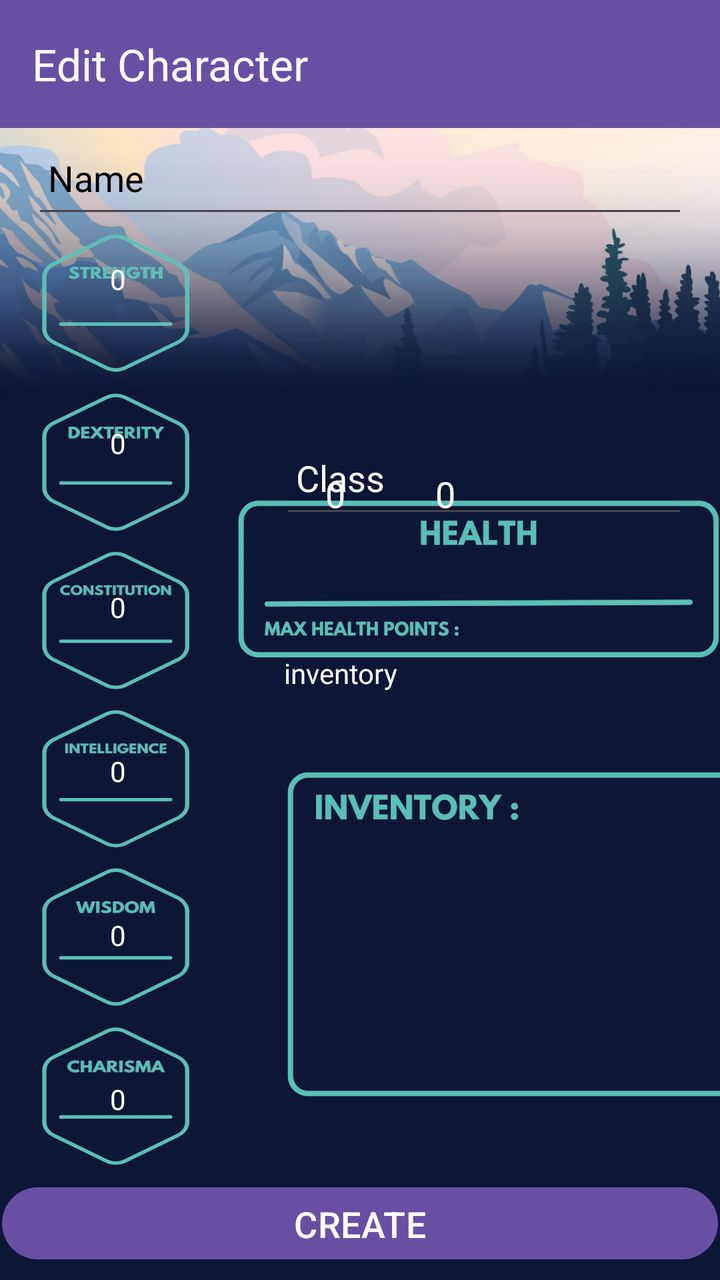
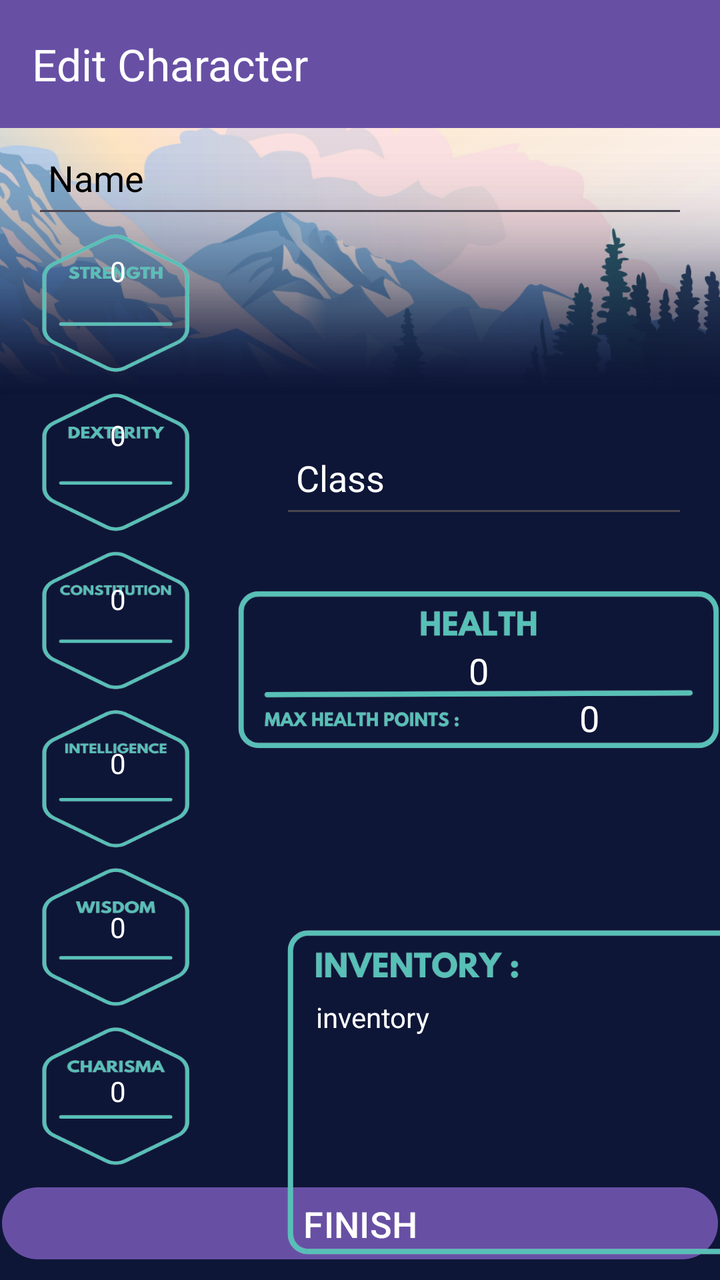

An Android layout rendered at two revisions. The XML below is the earlier revision; the diff shows what the commit changed to produce the second picture.
<!-- AndroidManifest.xml: application theme Theme.Tavernia -->
<!-- res/layout/activity_edit_sheet.xml -->
<?xml version="1.0" encoding="utf-8"?>
<androidx.constraintlayout.widget.ConstraintLayout xmlns:android="http://schemas.android.com/apk/res/android"
    xmlns:app="http://schemas.android.com/apk/res-auto"
    xmlns:tools="http://schemas.android.com/tools"
    android:id="@+id/main"
    android:layout_width="match_parent"
    android:layout_height="match_parent"
    android:background="@drawable/bg_page_creation"
    android:orientation="vertical"
    tools:context=".CreateSheetActivity">

    <androidx.constraintlayout.widget.ConstraintLayout
        android:id="@+id/constraintLayout"
        android:layout_width="118dp"
        android:layout_height="0dp"
        android:layout_marginStart="16dp"
        android:layout_marginBottom="57dp"
        android:background="@drawable/caracteristics"
        app:layout_constraintBottom_toBottomOf="parent"
        app:layout_constraintStart_toStartOf="@+id/sheet_creation_intelligence"
        app:layout_constraintTop_toBottomOf="@+id/sheet_edit_name">

        <EditText
            android:id="@+id/sheet_edit_charisma"
            android:layout_width="match_parent"
            android:layout_height="50dp"
            android:layout_marginTop="16dp"
            android:layout_marginBottom="16dp"
            android:background="@android:color/transparent"
            android:ems="10"
            android:hint="0"
            android:inputType="number"
            android:padding="8dp"
            android:textAlignment="center"
            android:textColor="@color/white"
            android:textColorHint="@color/white"
            android:textSize="14sp"
            app:layout_constraintBottom_toBottomOf="parent"
            app:layout_constraintTop_toBottomOf="@+id/sheet_edit_wisdom"
            tools:layout_editor_absoluteX="16dp" />

        <EditText
            android:id="@+id/sheet_edit_strength"
            android:layout_width="match_parent"
            android:layout_height="50dp"
            android:layout_marginTop="8dp"
            android:layout_marginBottom="16dp"
            android:background="@android:color/transparent"
            android:ems="10"
            android:hint="0"
            android:inputType="number"
            android:padding="8dp"
            android:textAlignment="center"
            android:textColor="@color/white"
            android:textColorHint="@color/white"
            android:textSize="14sp"
            app:layout_constraintBottom_toTopOf="@+id/sheet_edit_dexterity"
            app:layout_constraintTop_toTopOf="parent"
            tools:layout_editor_absoluteX="16dp" />

        <EditText
            android:id="@+id/sheet_edit_dexterity"
            android:layout_width="match_parent"
            android:layout_height="50dp"
            android:layout_marginTop="16dp"
            android:layout_marginBottom="16dp"
            android:background="@android:color/transparent"
            android:ems="10"
            android:hint="0"
            android:inputType="number"
            android:padding="8dp"
            android:textAlignment="center"
            android:textColor="@color/white"
            android:textColorHint="@color/white"
            android:textSize="14sp"
            app:layout_constraintBottom_toTopOf="@+id/sheet_edit_constitution"
            app:layout_constraintTop_toBottomOf="@+id/sheet_edit_strength"
            tools:layout_editor_absoluteX="16dp" />

        <EditText
            android:id="@+id/sheet_edit_constitution"
            android:layout_width="match_parent"
            android:layout_height="50dp"
            android:layout_marginTop="16dp"
            android:layout_marginBottom="16dp"
            android:background="@android:color/transparent"
            android:ems="10"
            android:hint="0"
            android:inputType="number"
            android:padding="8dp"
            android:textAlignment="center"
            android:textColor="@color/white"
            android:textColorHint="@color/white"
            android:textSize="14sp"
            app:layout_constraintBottom_toTopOf="@+id/sheet_edit_intelligence"
            app:layout_constraintTop_toBottomOf="@+id/sheet_edit_dexterity"
            tools:layout_editor_absoluteX="0dp" />

        <EditText
            android:id="@+id/sheet_edit_intelligence"
            android:layout_width="match_parent"
            android:layout_height="50dp"
            android:layout_marginTop="16dp"
            android:layout_marginBottom="16dp"
            android:background="@android:color/transparent"
            android:ems="10"
            android:hint="0"
            android:inputType="number"
            android:padding="8dp"
            android:textAlignment="center"
            android:textColor="@color/white"
            android:textColorHint="@color/white"
            android:textSize="14sp"
            app:layout_constraintBottom_toTopOf="@+id/sheet_edit_wisdom"
            app:layout_constraintTop_toBottomOf="@+id/sheet_edit_constitution"
            tools:layout_editor_absoluteX="0dp" />

        <EditText
            android:id="@+id/sheet_edit_wisdom"
            android:layout_width="match_parent"
            android:layout_height="50dp"
            android:layout_marginTop="16dp"
            android:layout_marginBottom="16dp"
            android:background="@android:color/transparent"
            android:ems="10"
            android:hint="0"
            android:inputType="number"
            android:padding="8dp"
            android:textAlignment="center"
            android:textColor="@color/white"
            android:textColorHint="@color/white"
            android:textSize="14sp"
            app:layout_constraintBottom_toTopOf="@+id/sheet_edit_charisma"
            app:layout_constraintTop_toBottomOf="@+id/sheet_edit_intelligence"
            tools:layout_editor_absoluteX="0dp" />
    </androidx.constraintlayout.widget.ConstraintLayout>

    <Button
        android:id="@+id/sheet_creation_button"
        android:layout_width="358dp"
        android:layout_height="44dp"
        android:layout_marginStart="16dp"
        android:layout_marginTop="16dp"
        android:layout_marginEnd="16dp"
        android:layout_marginBottom="16dp"
        android:text="CREATE"
        android:textSize="18sp"
        app:layout_constraintBottom_toBottomOf="parent"
        app:layout_constraintEnd_toEndOf="parent"
        app:layout_constraintStart_toStartOf="parent"
        app:layout_constraintTop_toBottomOf="@+id/constraintLayout" />

    <androidx.appcompat.widget.Toolbar
        android:id="@+id/toolbar"
        android:layout_width="match_parent"
        android:layout_height="wrap_content"
        android:background="?attr/colorPrimary"
        android:elevation="4dp"
        android:theme="@style/ThemeOverlay.AppCompat.Dark.ActionBar"
        app:title="Edit Character"
        app:titleTextColor="@android:color/white" />

    <EditText
        android:id="@+id/sheet_edit_name"
        android:layout_width="match_parent"
        android:layout_height="50dp"
        android:layout_marginStart="16dp"
        android:layout_marginEnd="16dp"
        android:hint="Name"
        android:padding="8dp"
        android:textColor="@color/black"
        android:textColorHint="@color/black"
        app:layout_constraintEnd_toEndOf="parent"
        app:layout_constraintStart_toStartOf="parent"
        app:layout_constraintTop_toBottomOf="@+id/toolbar" />

    <EditText
        android:id="@+id/sheet_edit_class"
        android:layout_width="match_parent"
        android:layout_height="50dp"
        android:layout_marginStart="140dp"
        android:layout_marginTop="100dp"
        android:layout_marginEnd="16dp"
        android:hint="Class"
        android:padding="8dp"
        android:textColor="@color/white"
        android:textColorHint="@color/white"
        app:layout_constraintEnd_toEndOf="parent"
        app:layout_constraintStart_toStartOf="parent"
        app:layout_constraintTop_toBottomOf="@+id/sheet_edit_name" />

    <androidx.constraintlayout.widget.ConstraintLayout
        android:id="@+id/constraintLayout3"
        android:layout_width="243dp"
        android:layout_height="110dp"
        android:layout_marginStart="16dp"
        android:layout_marginTop="16dp"
        android:layout_marginEnd="16dp"
        android:layout_marginBottom="290dp"
        app:layout_constraintBottom_toTopOf="@+id/sheet_creation_button"
        app:layout_constraintEnd_toEndOf="parent"
        app:layout_constraintStart_toEndOf="@+id/constraintLayout"
        app:layout_constraintTop_toBottomOf="@+id/sheet_edit_class">

        <ImageView
            android:id="@+id/imageView2"
            android:layout_width="wrap_content"
            android:layout_height="wrap_content"
            app:layout_constraintEnd_toEndOf="parent"
            app:layout_constraintHorizontal_bias="0.0"
            app:layout_constraintStart_toStartOf="parent"
            app:srcCompat="@drawable/health"
            tools:layout_editor_absoluteY="0dp" />

        <EditText
            android:id="@+id/sheet_edit_hp"
            android:layout_width="wrap_content"
            android:layout_height="wrap_content"
            android:background="@android:color/transparent"
            android:ems="10"
            android:hint="0"
            android:inputType="text"
            android:textAlignment="center"
            android:textColor="@color/white"
            android:textColorHint="@color/white"
            tools:layout_editor_absoluteX="16dp"
            tools:layout_editor_absoluteY="43dp" />

        <EditText
            android:id="@+id/sheet_edit_max_hp"
            android:layout_width="100dp"
            android:layout_height="wrap_content"
            android:background="@android:color/transparent"
            android:ems="10"
            android:hint="0"
            android:inputType="text"
            android:textAlignment="center"
            android:textColor="@color/white"
            android:textColorHint="@color/white"
            tools:layout_editor_absoluteX="126dp"
            tools:layout_editor_absoluteY="67dp" />
    </androidx.constraintlayout.widget.ConstraintLayout>

    <androidx.constraintlayout.widget.ConstraintLayout
        android:layout_width="248dp"
        android:layout_height="280dp"
        android:layout_marginStart="24dp"
        android:layout_marginTop="16dp"
        android:layout_marginEnd="24dp"
        android:layout_marginBottom="16dp"
        app:layout_constraintBottom_toTopOf="@+id/sheet_creation_button"
        app:layout_constraintEnd_toEndOf="parent"
        app:layout_constraintHorizontal_bias="0.0"
        app:layout_constraintStart_toEndOf="@+id/constraintLayout"
        app:layout_constraintTop_toBottomOf="@+id/constraintLayout3">

        <EditText
            android:id="@+id/inventory2"
            android:layout_width="219dp"
            android:layout_height="112dp"
            android:background="@android:color/transparent"
            android:ems="10"
            android:gravity="start|top"
            android:hint="inventory"
            android:inputType="textMultiLine"
            android:textColorHint="@color/white"
            android:textSize="14sp"
            tools:layout_editor_absoluteX="13dp"
            tools:layout_editor_absoluteY="93dp" />

        <ImageView
            android:id="@+id/imageView3"
            android:layout_width="wrap_content"
            android:layout_height="wrap_content"
            app:srcCompat="@drawable/inventory"
            tools:layout_editor_absoluteX="0dp"
            tools:layout_editor_absoluteY="0dp" />
    </androidx.constraintlayout.widget.ConstraintLayout>

</androidx.constraintlayout.widget.ConstraintLayout>
<!-- resources referenced by this layout -->
<resources>
  <color name="black">#FF000000</color>
  <color name="white">#FFFFFFFF</color>
  <!-- drawable bg_page_creation: png bitmap (drawable, 342450 bytes) -->
  <!-- drawable caracteristics: png bitmap (drawable, 75845 bytes) -->
  <!-- drawable health: png bitmap (drawable, 15542 bytes) -->
  <!-- drawable inventory: png bitmap (drawable, 14471 bytes) -->
  <style name="Theme.Tavernia" parent="Base.Theme.Tavernia" />
  <style name="Base.Theme.Tavernia" parent="Theme.Material3.DayNight.NoActionBar">
          
          
      </style>
</resources>

<!-- the commit's change to res/layout/activity_edit_sheet.xml (unified diff, before → after) -->
@@ -36,14 +36,13 @@
             android:textColorHint="@color/white"
             android:textSize="14sp"
             app:layout_constraintBottom_toBottomOf="parent"
-            app:layout_constraintTop_toBottomOf="@+id/sheet_edit_wisdom"
-            tools:layout_editor_absoluteX="16dp" />
+            app:layout_constraintStart_toStartOf="parent"
+            app:layout_constraintTop_toBottomOf="@+id/sheet_edit_wisdom" />
 
         <EditText
             android:id="@+id/sheet_edit_strength"
             android:layout_width="match_parent"
             android:layout_height="50dp"
-            android:layout_marginTop="8dp"
             android:layout_marginBottom="16dp"
             android:background="@android:color/transparent"
             android:ems="10"
@@ -55,8 +54,8 @@
             android:textColorHint="@color/white"
             android:textSize="14sp"
             app:layout_constraintBottom_toTopOf="@+id/sheet_edit_dexterity"
-            app:layout_constraintTop_toTopOf="parent"
-            tools:layout_editor_absoluteX="16dp" />
+            app:layout_constraintStart_toStartOf="parent"
+            app:layout_constraintTop_toTopOf="parent" />
 
         <EditText
             android:id="@+id/sheet_edit_dexterity"
@@ -74,8 +73,8 @@
             android:textColorHint="@color/white"
             android:textSize="14sp"
             app:layout_constraintBottom_toTopOf="@+id/sheet_edit_constitution"
-            app:layout_constraintTop_toBottomOf="@+id/sheet_edit_strength"
-            tools:layout_editor_absoluteX="16dp" />
+            app:layout_constraintStart_toStartOf="parent"
+            app:layout_constraintTop_toBottomOf="@+id/sheet_edit_strength" />
 
         <EditText
             android:id="@+id/sheet_edit_constitution"
@@ -93,8 +92,8 @@
             android:textColorHint="@color/white"
             android:textSize="14sp"
             app:layout_constraintBottom_toTopOf="@+id/sheet_edit_intelligence"
-            app:layout_constraintTop_toBottomOf="@+id/sheet_edit_dexterity"
-            tools:layout_editor_absoluteX="0dp" />
+            app:layout_constraintStart_toStartOf="parent"
+            app:layout_constraintTop_toBottomOf="@+id/sheet_edit_dexterity" />
 
         <EditText
             android:id="@+id/sheet_edit_intelligence"
@@ -112,8 +111,8 @@
             android:textColorHint="@color/white"
             android:textSize="14sp"
             app:layout_constraintBottom_toTopOf="@+id/sheet_edit_wisdom"
-            app:layout_constraintTop_toBottomOf="@+id/sheet_edit_constitution"
-            tools:layout_editor_absoluteX="0dp" />
+            app:layout_constraintStart_toStartOf="parent"
+            app:layout_constraintTop_toBottomOf="@+id/sheet_edit_constitution" />
 
         <EditText
             android:id="@+id/sheet_edit_wisdom"
@@ -131,19 +130,19 @@
             android:textColorHint="@color/white"
             android:textSize="14sp"
             app:layout_constraintBottom_toTopOf="@+id/sheet_edit_charisma"
-            app:layout_constraintTop_toBottomOf="@+id/sheet_edit_intelligence"
-            tools:layout_editor_absoluteX="0dp" />
+            app:layout_constraintStart_toStartOf="parent"
+            app:layout_constraintTop_toBottomOf="@+id/sheet_edit_intelligence" />
     </androidx.constraintlayout.widget.ConstraintLayout>
 
     <Button
-        android:id="@+id/sheet_creation_button"
+        android:id="@+id/sheet_editing_button"
         android:layout_width="358dp"
         android:layout_height="44dp"
         android:layout_marginStart="16dp"
         android:layout_marginTop="16dp"
         android:layout_marginEnd="16dp"
         android:layout_marginBottom="16dp"
-        android:text="CREATE"
+        android:text="FINISH"
         android:textSize="18sp"
         app:layout_constraintBottom_toBottomOf="parent"
         app:layout_constraintEnd_toEndOf="parent"
@@ -210,12 +209,14 @@
             app:layout_constraintHorizontal_bias="0.0"
             app:layout_constraintStart_toStartOf="parent"
             app:srcCompat="@drawable/health"
-            tools:layout_editor_absoluteY="0dp" />
+            tools:layout_editor_absoluteY="0dp"
+            tools:ignore="MissingConstraints" />
 
         <EditText
             android:id="@+id/sheet_edit_hp"
             android:layout_width="wrap_content"
             android:layout_height="wrap_content"
+            android:layout_marginTop="40dp"
             android:background="@android:color/transparent"
             android:ems="10"
             android:hint="0"
@@ -223,8 +224,12 @@
             android:textAlignment="center"
             android:textColor="@color/white"
             android:textColorHint="@color/white"
-            tools:layout_editor_absoluteX="16dp"
-            tools:layout_editor_absoluteY="43dp" />
+            app:layout_constraintBottom_toBottomOf="parent"
+            app:layout_constraintEnd_toEndOf="@+id/imageView2"
+            app:layout_constraintStart_toStartOf="@+id/imageView2"
+            app:layout_constraintTop_toTopOf="@+id/imageView2"
+            app:layout_constraintVertical_bias="0.065"
+            tools:ignore="MissingConstraints" />
 
         <EditText
             android:id="@+id/sheet_edit_max_hp"
@@ -237,8 +242,13 @@
             android:textAlignment="center"
             android:textColor="@color/white"
             android:textColorHint="@color/white"
-            tools:layout_editor_absoluteX="126dp"
-            tools:layout_editor_absoluteY="67dp" />
+            app:layout_constraintBottom_toBottomOf="parent"
+            app:layout_constraintEnd_toEndOf="@+id/imageView2"
+            app:layout_constraintHorizontal_bias="0.888"
+            app:layout_constraintStart_toStartOf="@+id/imageView2"
+            app:layout_constraintTop_toTopOf="@+id/imageView2"
+            app:layout_constraintVertical_bias="0.779"
+            tools:ignore="MissingConstraints" />
     </androidx.constraintlayout.widget.ConstraintLayout>
 
     <androidx.constraintlayout.widget.ConstraintLayout
@@ -254,8 +264,16 @@
         app:layout_constraintStart_toEndOf="@+id/constraintLayout"
         app:layout_constraintTop_toBottomOf="@+id/constraintLayout3">
 
-        <EditText
-            android:id="@+id/inventory2"
+        <ImageView
+            android:id="@+id/imageView3"
+            android:layout_width="wrap_content"
+            android:layout_height="wrap_content"
+            app:srcCompat="@drawable/inventory"
+            tools:layout_editor_absoluteX="0dp"
+            tools:layout_editor_absoluteY="0dp" />
+
+        <EditText
+            android:id="@+id/sheet_edit_inventory"
             android:layout_width="219dp"
             android:layout_height="112dp"
             android:background="@android:color/transparent"
@@ -265,16 +283,12 @@
             android:inputType="textMultiLine"
             android:textColorHint="@color/white"
             android:textSize="14sp"
-            tools:layout_editor_absoluteX="13dp"
-            tools:layout_editor_absoluteY="93dp" />
-
-        <ImageView
-            android:id="@+id/imageView3"
-            android:layout_width="wrap_content"
-            android:layout_height="wrap_content"
-            app:srcCompat="@drawable/inventory"
-            tools:layout_editor_absoluteX="0dp"
-            tools:layout_editor_absoluteY="0dp" />
+            app:layout_constraintBottom_toBottomOf="@+id/imageView3"
+            app:layout_constraintEnd_toEndOf="@+id/imageView3"
+            app:layout_constraintHorizontal_bias="0.551"
+            app:layout_constraintStart_toStartOf="@+id/imageView3"
+            app:layout_constraintTop_toTopOf="@+id/imageView3"
+            app:layout_constraintVertical_bias="0.553" />
     </androidx.constraintlayout.widget.ConstraintLayout>
 
 </androidx.constraintlayout.widget.ConstraintLayout>
